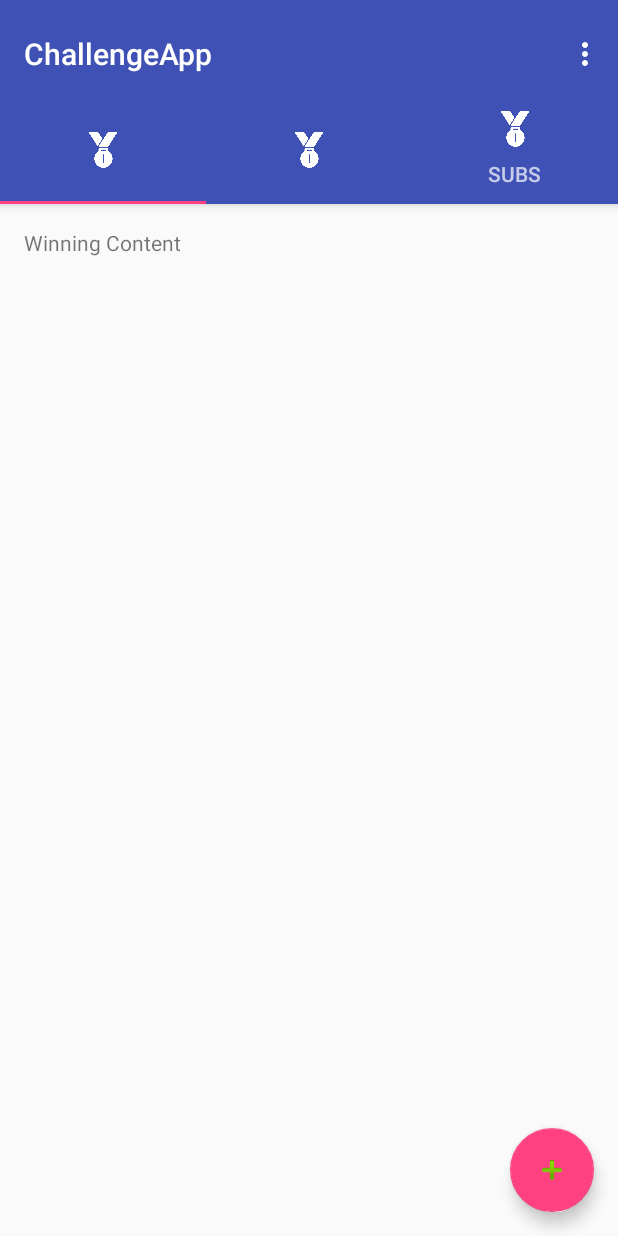
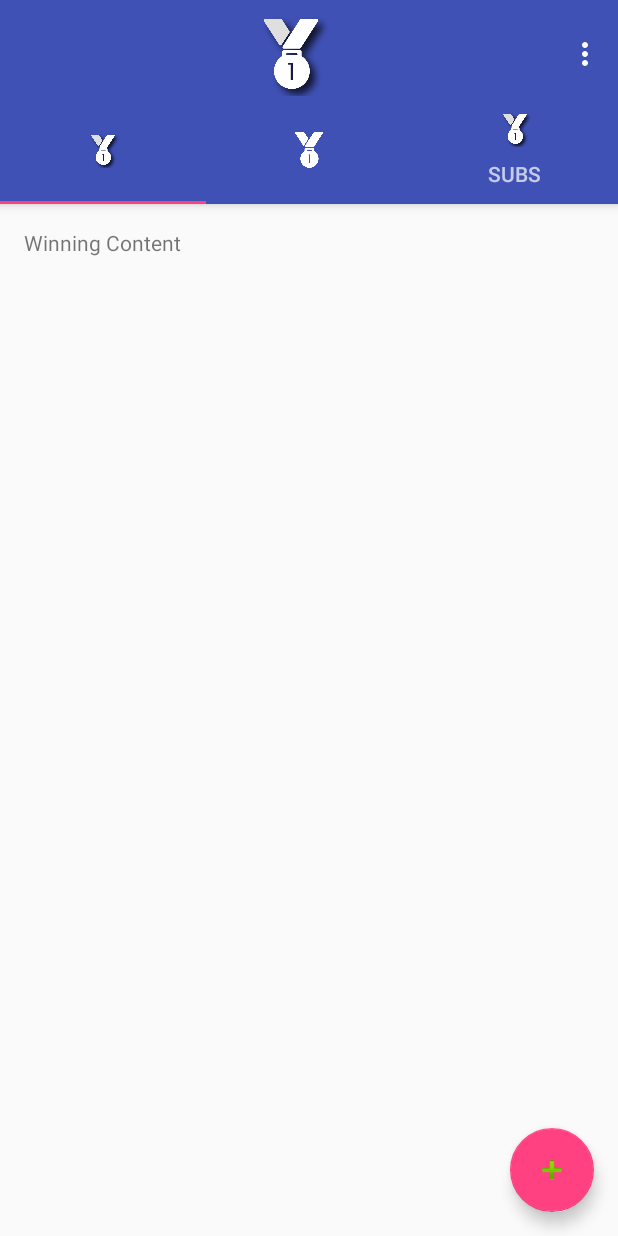
Before and after one commit to thefnox/ChallengeApp, an Android app: the screen it shows after launch (PrimaryActivity), on a phone screen of 412 x 824 dp. Run offline under Robolectric (Android 15) with nearby library versions, the phone set to English and light mode, and no system bars.

Commit message:
playing on the icons and action bar

```diff
--- a/app/src/main/java/team10/hkr/challengeapp/PrimaryActivity.java
+++ b/app/src/main/java/team10/hkr/challengeapp/PrimaryActivity.java
@@ -1,9 +1,12 @@
 package team10.hkr.challengeapp;
 
+import android.app.SearchManager;
 import android.support.design.widget.TabLayout;
 import android.support.design.widget.FloatingActionButton;
 import android.support.design.widget.Snackbar;
+import android.support.v4.view.MenuItemCompat;
 import android.support.v7.app.AppCompatActivity;
+import android.support.v7.widget.SearchView;
 import android.support.v7.widget.Toolbar;
 
 import android.support.v4.app.Fragment;
@@ -43,6 +46,8 @@ public class PrimaryActivity extends AppCompatActivity {
 
         Toolbar toolbar = (Toolbar) findViewById(R.id.toolbar);
         setSupportActionBar(toolbar);
+        getSupportActionBar().setDisplayShowHomeEnabled(true);
+        getSupportActionBar().setIcon(R.drawable.medal_with_shadow);
         // Create the adapter that will return a fragment for each of the three
         // primary sections of the activity.
         mSectionsPagerAdapter = new SectionsPagerAdapter(getSupportFragmentManager());
@@ -55,7 +60,15 @@ public class PrimaryActivity extends AppCompatActivity {
         tabLayout.setupWithViewPager(mViewPager);
 
         //This is where I add the Icons. They should be bigger I know.
-        tabLayout.getTabAt(0).setIcon(R.drawable.medal_icon_white); tabLayout.getTabAt(1).setIcon(R.drawable.medal_icon_white); tabLayout.getTabAt(2).setIcon(R.drawable.medal_icon_white);
+        tabLayout.getTabAt(0).setIcon(R.drawable.medal_with_shadow);
+        tabLayout.getTabAt(1).setIcon(R.drawable.medal_icon_white);
+        tabLayout.getTabAt(2).setIcon(R.drawable.medal_with_shadow);
+
+        //testing the profile button for the app bar
+//        getSupportActionBar().setHomeButtonEnabled(true);
+//        getSupportActionBar().setDisplayHomeAsUpEnabled(true);
+//        getSupportActionBar().setIcon(R.drawable.medal_with_shadow);
+
 
         FloatingActionButton fab = (FloatingActionButton) findViewById(R.id.fab);
         fab.setOnClickListener(new View.OnClickListener() {
@@ -73,6 +86,7 @@ public class PrimaryActivity extends AppCompatActivity {
     public boolean onCreateOptionsMenu(Menu menu) {
         // Inflate the menu; this adds items to the action bar if it is present.
         getMenuInflater().inflate(R.menu.menu_primary, menu);
+
         return true;
     }
 
```
Also changed, not shown: app/src/main/res/drawable/medal_icon.png (deleted), app/src/main/res/drawable/medal_with_shadow.png (added).
